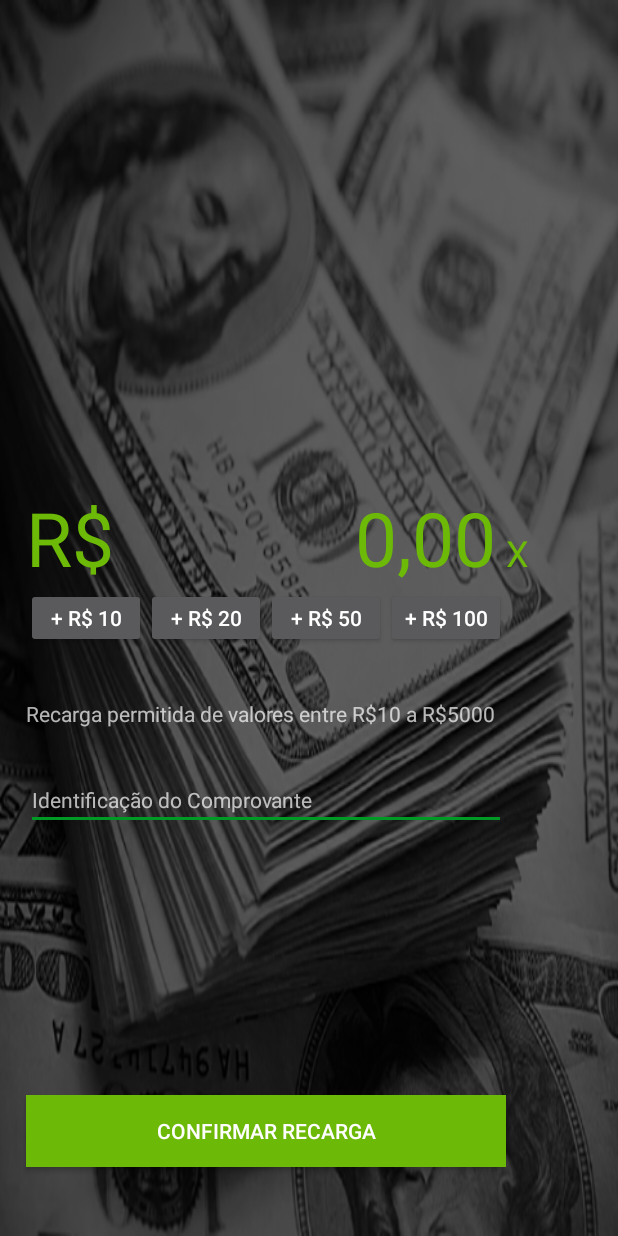
After one commit to URWay/NoCash-App, an Android app: the fragment RecargaFragment shown on its own in the app's theme, on a phone screen of 412 x 824 dp. The commit adds this screen. Run offline under Robolectric (Android 15) with nearby library versions, the phone set to English and light mode, and no system bars.

Commit message:
Alterações Recarga

```diff
--- a/app/src/main/java/com/example/luiz1/nocash/HomeActivity.java
+++ b/app/src/main/java/com/example/luiz1/nocash/HomeActivity.java
@@ -1,11 +1,19 @@
 package com.example.luiz1.nocash;
 
+
+
+import android.app.FragmentTransaction;
+import android.support.v4.app.Fragment;
+import android.support.v4.app.FragmentActivity;
+import android.support.v4.app.FragmentManager;
 import android.content.Context;
+import android.content.Intent;
 import android.os.Bundle;
 import android.os.Handler;
 import android.os.Message;
 import android.support.design.widget.FloatingActionButton;
 import android.support.design.widget.Snackbar;
+import android.support.v4.app.Fragment;
 import android.support.v7.widget.LinearLayoutManager;
 import android.support.v7.widget.RecyclerView;
 import android.view.LayoutInflater;
@@ -26,8 +34,12 @@ import com.example.luiz1.nocash.Model.Item;
 import java.util.ArrayList;
 import java.util.List;
 
+import cn.pedant.SweetAlert.SweetAlertDialog;
+
 public class HomeActivity extends AppCompatActivity
         implements NavigationView.OnNavigationItemSelectedListener {
+
+    private Bundle bundle;
     RecyclerView recyclerView;
     RecyclerView.LayoutManager layoutManager;
 
@@ -105,6 +117,7 @@ public class HomeActivity extends AppCompatActivity
 
 
     private void initPromo() {
+
         // 0 = Novidade, 1 = "Promoção"
 
         recyclerView = (RecyclerView)findViewById(R.id.recyclerView);
@@ -119,7 +132,7 @@ public class HomeActivity extends AppCompatActivity
         itemspromo.add(new Item(1,"Promoção","UHU","http://nerdista.com.br/wp-content/uploads/2016/04/akira_cover2.jpg"));
 
         adapter2 = new CustomAdapter(this, itemspromo);
-        recyclerView.setAdapter(adapter2);
+
 
         adapter2.setOnClickListener(new View.OnClickListener() {
             @Override
@@ -130,6 +143,7 @@ public class HomeActivity extends AppCompatActivity
                                 .getHeaderText(),Toast.LENGTH_SHORT).show();
             }
         });
+        recyclerView.setAdapter(adapter2);
     }
 
     @Override
@@ -161,32 +175,105 @@ public class HomeActivity extends AppCompatActivity
         return super.onOptionsItemSelected(item);
     }
 
+    public void logout(){
+        new SweetAlertDialog(this, SweetAlertDialog.WARNING_TYPE)
+                .setTitleText("Logoff")
+                .setContentText("Deseja fazer logoff?")
+                .setConfirmText("Sim")
+                .setCancelText("Não")
+                          // Função para confirmar
+                .setConfirmClickListener(new SweetAlertDialog.OnSweetClickListener() {
+                    @Override
+                    public void onClick(SweetAlertDialog sDialog) {
+                        sDialog.dismissWithAnimation();
+                         Intent i = new Intent(HomeActivity.this, LoginActivity.class);
+                        startActivity(i);
+                        finish();
+
+                    }
+                }
+                )
+                // Função para cancelar
+                .setCancelClickListener(new SweetAlertDialog.OnSweetClickListener() {
+                    @Override
+                    public void onClick(SweetAlertDialog sDialog) {
+                        sDialog.cancel();
+                        sDialog.dismissWithAnimation();
+                    }
+                })
+
+
+                .show();
+
+
+    }
+
+    private void somelista(){
+        recyclerView.setVisibility(View.GONE);
+    }
+
+
     @SuppressWarnings("StatementWithEmptyBody")
     @Override
     public boolean onNavigationItemSelected(MenuItem item) {
         // Handle navigation view item clicks here.
         int id = item.getItemId();
+        Fragment fragment = null;
+        Class fragmentClass = null;
+
 
 
         if (id == R.id.nav_home) {
+            fragment.isHidden();
             getSupportActionBar().setTitle("Home");
+
                 initItem();
         } else if (id == R.id.nav_promo) {
+            fragment.isHidden();
             getSupportActionBar().setTitle("Promoções");
                 initPromo();
         } else if (id == R.id.nav_recarga) {
+            somelista();
+            fragmentClass = RecargaFragment.class;
             getSupportActionBar().setTitle("Recarga");
+
+
+
         } else if (id == R.id.nav_conta) {
+            fragment.isHidden();
+
             getSupportActionBar().setTitle("Minha Conta");
+            somelista();
         } else if (id == R.id.nav_transac) {
+            fragment.isHidden();
             getSupportActionBar().setTitle("Minhas Transações");
+            somelista();
         } else if (id == R.id.nav_login){
+
             getSupportActionBar().setTitle("Login");
+            logout();
+
         } else if (id == R.id.nav_about){
+
             getSupportActionBar().setTitle("Sobre nós");
+            somelista();
         }
 
-        DrawerLayout drawer = (DrawerLayout) findViewById(R.id.drawer_layout);
+       try {
+           fragment = (Fragment) fragmentClass.newInstance();
+           fragment.setArguments(bundle);
+
+       } catch (Exception e) {
+         e.printStackTrace();
+       }
+
+        FragmentManager fragmentManager = getSupportFragmentManager();
+        fragmentManager.beginTransaction().replace(R.id.corpo, fragment).commit();
+
+
+
+
+        DrawerLayout drawer = findViewById(R.id.drawer_layout);
         drawer.closeDrawer(GravityCompat.START);
         return true;
     }
--- /dev/null
+++ b/app/src/main/java/com/example/luiz1/nocash/RecargaFragment.java
@@ -0,0 +1,30 @@
+package com.example.luiz1.nocash;
+
+
+import android.os.Bundle;
+import android.support.v4.app.Fragment;
+import android.view.LayoutInflater;
+import android.view.View;
+import android.view.ViewGroup;
+
+import com.example.luiz1.nocash.R;
+
+/**
+ * A simple {@link Fragment} subclass.
+ */
+public class RecargaFragment extends Fragment {
+
+
+    public RecargaFragment() {
+        // Required empty public constructor
+    }
+
+
+    @Override
+    public View onCreateView(LayoutInflater inflater, ViewGroup container,
+                             Bundle savedInstanceState) {
+        // Inflate the layout for this fragment
+        return inflater.inflate(R.layout.fragment_recarga, container, false);
+    }
+
+}
--- a/app/src/main/res/layout/activity_login.xml
+++ b/app/src/main/res/layout/activity_login.xml
@@ -5,7 +5,8 @@
     android:layout_width="match_parent"
     android:layout_height="match_parent"
     tools:context="com.example.luiz1.nocash.LoginActivity"
-    android:background="@drawable/bglogin">
+    android:background="@drawable/bglogin"
+    >
 
 
     <EditText
--- a/app/src/main/res/layout/content_home.xml
+++ b/app/src/main/res/layout/content_home.xml
@@ -3,6 +3,7 @@
 <LinearLayout xmlns:android="http://schemas.android.com/apk/res/android"
     xmlns:app="http://schemas.android.com/apk/res-auto"
     xmlns:tools="http://schemas.android.com/tools"
+    android:id="@+id/corpo"
     android:layout_width="match_parent"
     android:layout_height="match_parent"
     android:orientation="vertical"
--- /dev/null
+++ b/app/src/main/res/layout/fragment_recarga.xml
@@ -0,0 +1,114 @@
+<RelativeLayout xmlns:android="http://schemas.android.com/apk/res/android"
+    xmlns:tools="http://schemas.android.com/tools"
+    android:layout_width="match_parent"
+    android:layout_height="match_parent"
+    tools:context="com.example.luiz1.nocash.RecargaFragment"
+    android:background="@drawable/bgrecarga">
+
+    <!-- TODO: Update blank fragment layout -->
+
+    <TextView
+        android:id="@+id/textView2"
+        android:layout_width="wrap_content"
+        android:layout_height="wrap_content"
+        android:layout_above="@+id/btn3"
+        android:layout_alignEnd="@+id/textView6"
+        android:layout_toEndOf="@+id/textView3"
+        android:text="0,00"
+        android:textAlignment="textEnd"
+        android:textColor="#6cb907"
+        android:textSize="50sp" />
+
+    <TextView
+        android:id="@+id/textView3"
+        android:layout_width="wrap_content"
+        android:layout_height="wrap_content"
+        android:layout_alignBottom="@+id/textView2"
+        android:layout_alignParentStart="true"
+        android:layout_alignTop="@+id/textView2"
+        android:layout_marginStart="17dp"
+        android:text="R$"
+        android:textAlignment="center"
+        android:textColor="#6cb907"
+        android:textSize="50sp" />
+
+
+    <Button
+        android:id="@+id/btn1"
+        android:layout_width="80dp"
+        android:layout_height="40dp"
+        android:layout_alignStart="@+id/textView3"
+        android:layout_centerVertical="true"
+        android:text="+ R$ 10" />
+
+    <Button
+        android:id="@+id/btn3"
+        android:layout_width="80dp"
+        android:layout_height="40dp"
+        android:layout_alignTop="@+id/btn1"
+        android:layout_toEndOf="@+id/btn1"
+        android:text="+ R$ 20" />
+
+    <Button
+        android:id="@+id/button4"
+        android:layout_width="80dp"
+        android:layout_height="40dp"
+        android:layout_alignBottom="@+id/btn3"
+        android:layout_toEndOf="@+id/btn3"
+        android:text="+ R$ 50" />
+
+    <Button
+        android:id="@+id/button5"
+        android:layout_width="80dp"
+        android:layout_height="40dp"
+        android:layout_alignBottom="@+id/button4"
+        android:layout_toEndOf="@+id/button4"
+        android:text="+ R$ 100" />
+
+    <TextView
+        android:id="@+id/textView5"
+        android:layout_width="wrap_content"
+        android:layout_height="wrap_content"
+        android:layout_alignBaseline="@+id/textView2"
+        android:layout_alignBottom="@+id/textView2"
+        android:layout_toEndOf="@+id/button5"
+        android:text="X"
+        android:textAlignment="center"
+        android:textColor="#6cb907"
+        android:textSize="24sp" />
+
+    <Button
+        android:id="@+id/btnconfrecarga"
+        android:layout_width="wrap_content"
+        android:layout_height="wrap_content"
+        android:layout_alignEnd="@+id/button5"
+        android:layout_alignParentBottom="true"
+        android:layout_alignStart="@+id/btn1"
+        android:layout_marginBottom="46dp"
+        android:background="#6cb907"
+        android:text="Confirmar Recarga" />
+
+    <EditText
+        android:id="@+id/editText"
+        android:layout_width="wrap_content"
+        android:layout_height="wrap_content"
+        android:layout_alignEnd="@+id/btnconfrecarga"
+        android:layout_alignStart="@+id/textView6"
+        android:layout_below="@+id/textView6"
+        android:layout_marginTop="28dp"
+        android:ems="10"
+        android:hint="Identificação do Comprovante"
+        android:inputType="textPersonName"
+        android:textSize="14sp" />
+
+    <TextView
+        android:id="@+id/textView6"
+        android:layout_width="wrap_content"
+        android:layout_height="wrap_content"
+        android:layout_alignStart="@+id/btn1"
+        android:layout_below="@+id/btn3"
+        android:layout_marginTop="34dp"
+        android:text="Recarga permitida de valores entre R$10 a R$5000" />
+
+
+</RelativeLayout>
```
Also changed, not shown: app/src/main/res/drawable-xhdpi/bgrecarga.png (added).
